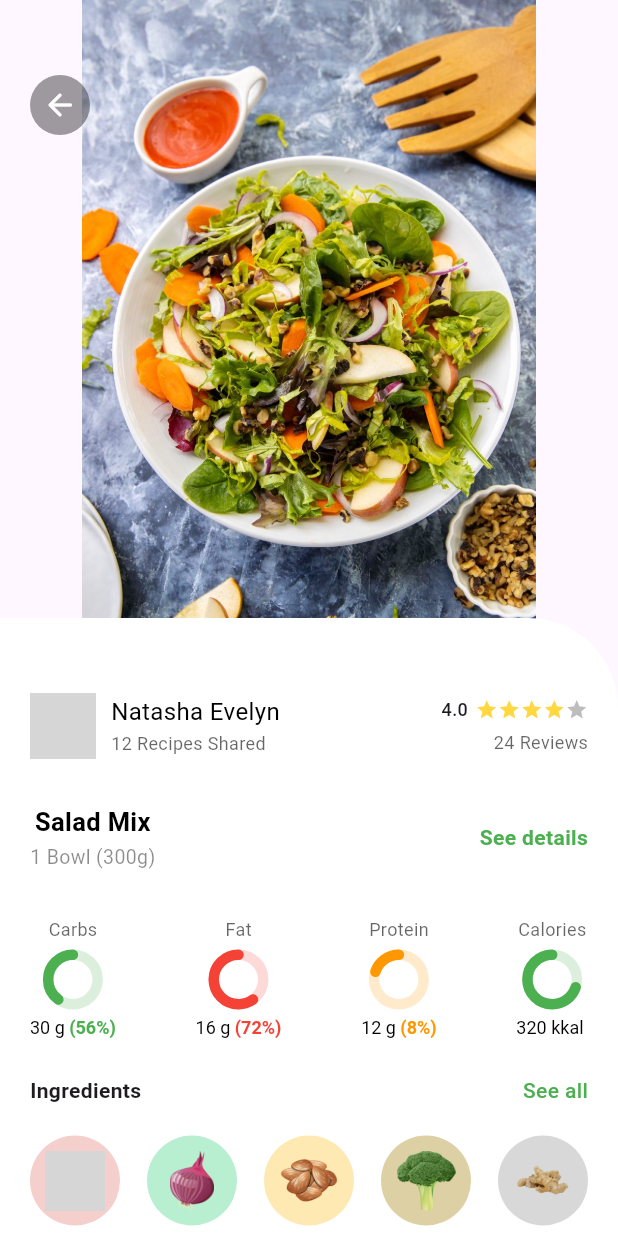
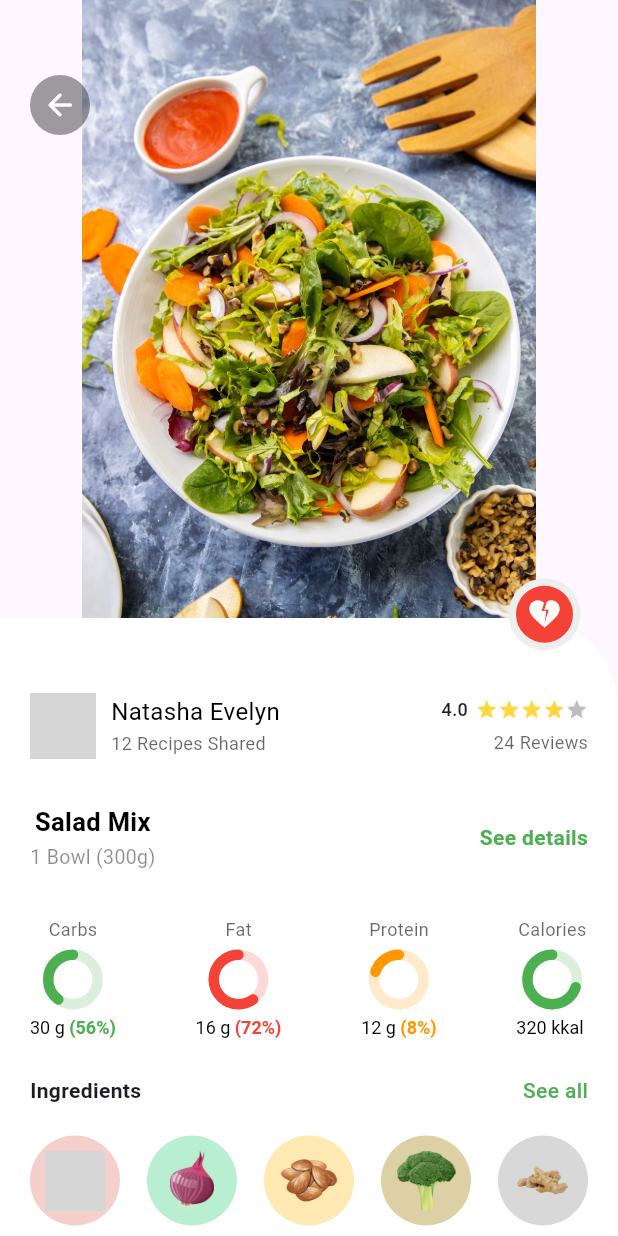
Before and after one commit to HosenShahadath/Flutter-UI-Design, a Flutter app: the ItemsDetailsScreen screen opened directly with sample values from the repository, on a phone screen of 412 x 824 dp. Run offline on Flutter 3.47's test engine with Material 3 defaults, Android fonts, the phone set to English and light mode, and no system bars; drawn by our look-alikes of flutter_rating_bar, percent_indicator; our stand-ins replace iconsax; network calls fail; grey boxes are pictures that could not be loaded.

Commit message:
recipe app ui

```diff
--- a/lib/Food Recipe App/Views/items_details_screen.dart
+++ b/lib/Food Recipe App/Views/items_details_screen.dart
@@ -251,6 +251,40 @@ class _ItemsDetailsScreenState extends State<ItemsDetailsScreen> {
                 ),
               ),
             ),
+            Positioned(
+                bottom: size.height * 0.5,
+                child: ClipPath(
+              clipper: MyClipper(),
+                  child: Container(
+                    height: 70,
+                    width: 70,
+                    decoration: BoxDecoration(
+                      color: Colors.white
+                    ),
+                  ),
+                ),
+            ),
+            Positioned(
+              bottom: size.height * 0.48,
+              right: 30,
+              child: Container(
+                padding: const EdgeInsets.all(7),
+                decoration: BoxDecoration(
+                  shape: BoxShape.circle,
+                  boxShadow: [
+                    BoxShadow(
+                      color: Colors.grey.shade200,
+                      spreadRadius: 5,
+                    ),
+                  ],
+                  color: widget.recipeItems.fav ? Colors.red : Colors.black45,
+                ),
+                child: const Icon(
+                  Icons.heart_broken,
+                  color: Colors.white,
+                ),
+              ),
+            ),
           ],
         ),
       ),
@@ -316,3 +350,17 @@ class MyProgressIndicatorValue extends StatelessWidget {
     );
   }
 }
+
+class MyClipper extends CustomClipper<Path>{
+  @override
+  Path getClip(Size size){
+    var path = Path();
+    path.lineTo(0, size.height);
+    path.quadraticBezierTo(0, size.height, 0, 0);
+    path.close();
+    return path;
+  }
+
+  @override
+  bool shouldReclip(CustomClipper<Path> oldClipper) => false;
+}
```
